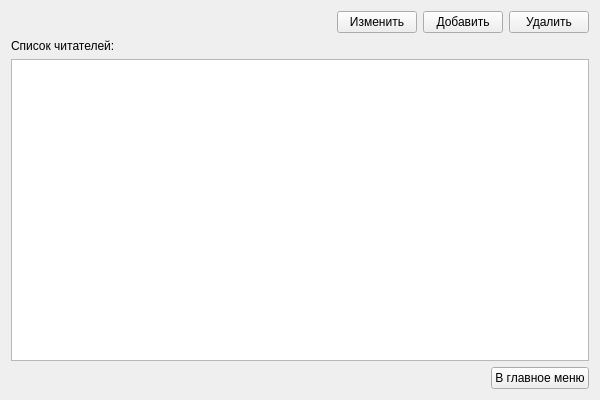
Qt form users_widget.ui (Charmpy/library-project) before a commit.
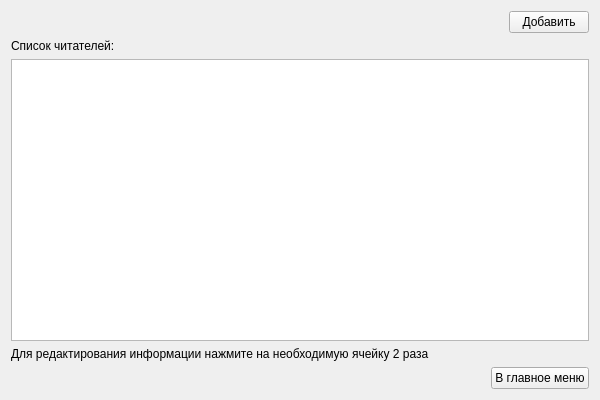
The same form after that commit.

The edit to the form file:
```diff
--- a/users_widget.ui
+++ b/users_widget.ui
@@ -37,13 +37,6 @@
          </property>
         </spacer>
        </item>
-       <item>
-        <widget class="QPushButton" name="change_b">
-         <property name="text">
-          <string>Изменить</string>
-         </property>
-        </widget>
-       </item>
        <item>
         <widget class="QPushButton" name="add_b">
          <property name="text">
@@ -51,13 +44,6 @@
          </property>
         </widget>
        </item>
-       <item>
-        <widget class="QPushButton" name="delete_b">
-         <property name="text">
-          <string>Удалить</string>
-         </property>
-        </widget>
-       </item>
       </layout>
      </item>
      <item>
@@ -70,6 +56,13 @@
      <item>
       <widget class="QTableWidget" name="table"/>
      </item>
+     <item>
+      <widget class="QLabel" name="label_2">
+       <property name="text">
+        <string>Для редактирования информации нажмите на необходимую ячейку 2 раза</string>
+       </property>
+      </widget>
+     </item>
      <item>
       <layout class="QHBoxLayout" name="horizontalLayout_4">
        <item>
```
